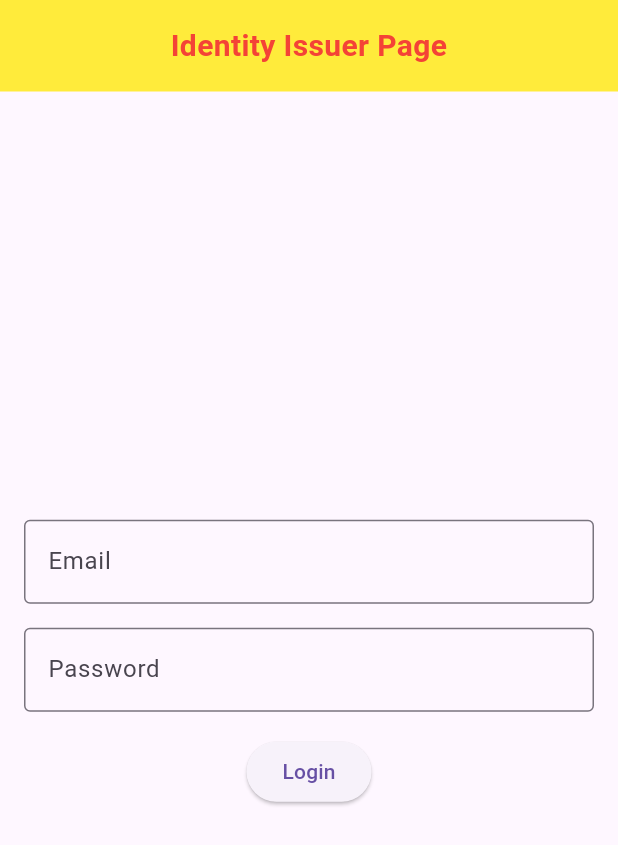
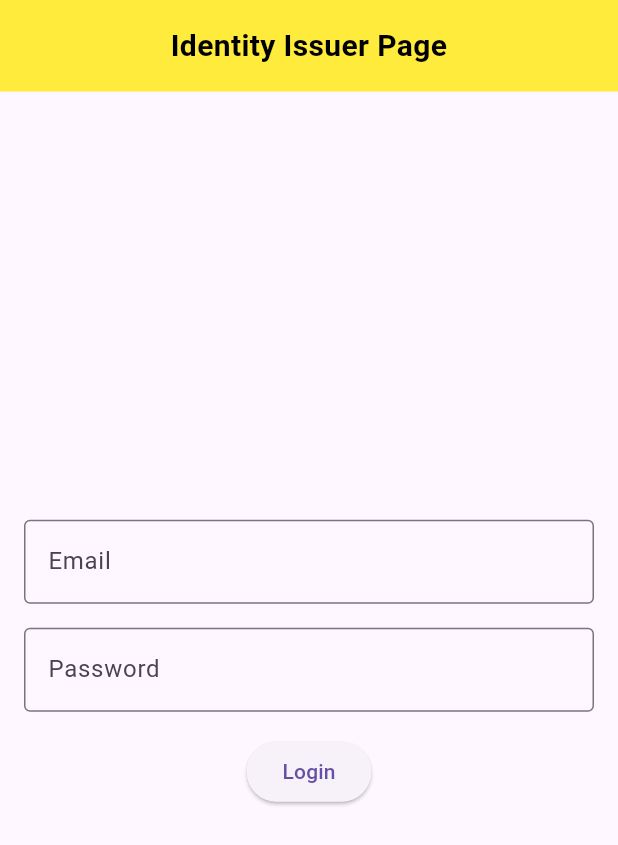
Before and after one commit to sfnx99/comp3900_project, a Flutter app: the screen it shows after launch, after a tap on "Login", after a tap on "Logout", on a phone screen of 412 x 824 dp. Shown: the top 845 px of the screen. Run offline on Flutter 3.47's test engine with Material 3 defaults, Android fonts, the phone set to English and light mode, and no system bars.

```diff
--- a/identity-issuer/identity_issuer_app/lib/main.dart
+++ b/identity-issuer/identity_issuer_app/lib/main.dart
@@ -1,10 +1,19 @@
 import 'package:flutter/material.dart';
 
 void main() {
-  runApp(const MaterialApp(
-    title: 'Navigation Basics',
-    home: LoginPage(),
-  ));
+  runApp(const MyApp());
+}
+
+class MyApp extends StatelessWidget {
+  const MyApp({super.key});
+
+  @override
+  Widget build(BuildContext context) {
+    return const MaterialApp(
+      title: 'Navigation Basics',
+      home: LoginPage(),
+    );
+  }
 }
 
 class Credential {
@@ -63,7 +72,8 @@ class LoginPage extends StatelessWidget {
                     onPressed: () {
                       Navigator.pushReplacement(
                         context,
-                        MaterialPageRoute(builder: (context) => const HomePage()),
+                        MaterialPageRoute(
+                            builder: (context) => const HomePage()),
                       );
                     },
                   ),
@@ -136,7 +146,9 @@ class _HomePageState extends State<HomePage> {
                     onPressed: () {
                       Navigator.push(
                         context,
-                        MaterialPageRoute(builder: (context) => const IssueCredentialsRoute()),
+                        MaterialPageRoute(
+                            builder: (context) =>
+                                const IssueCredentialsRoute()),
                       );
                     },
                     child: const Text('Issue Credentials'),
@@ -156,7 +168,8 @@ class MainScaffold extends StatefulWidget {
   final Widget body;
   final int selectedIndex;
 
-  const MainScaffold({required this.body, required this.selectedIndex, super.key});
+  const MainScaffold(
+      {required this.body, required this.selectedIndex, super.key});
 
   @override
   _MainScaffoldState createState() => _MainScaffoldState();
@@ -174,19 +187,23 @@ class _MainScaffoldState extends State<MainScaffold> {
       case 1:
         Navigator.pushReplacement(
           context,
-          MaterialPageRoute(builder: (context) => AddCredentialRoute(onAddCredential: (credential) {})),
+          MaterialPageRoute(
+              builder: (context) =>
+                  AddCredentialRoute(onAddCredential: (credential) {})),
         );
         break;
       case 2:
         Navigator.pushReplacement(
           context,
-          MaterialPageRoute(builder: (context) => ViewCredentialsRoute(credentials: [])),
+          MaterialPageRoute(
+              builder: (context) => ViewCredentialsRoute(credentials: [])),
         );
         break;
       case 3:
         Navigator.pushReplacement(
           context,
-          MaterialPageRoute(builder: (context) => const IssueCredentialsRoute()),
+          MaterialPageRoute(
+              builder: (context) => const IssueCredentialsRoute()),
         );
         break;
     }
@@ -397,7 +414,8 @@ class IssueCredentialsRoute extends StatelessWidget {
                     Navigator.push(
                       context,
                       MaterialPageRoute(
-                        builder: (context) => CredentialDetailRoute(credential: credential),
+                        builder: (context) =>
+                            CredentialDetailRoute(credential: credential),
                       ),
                     );
                   },
@@ -497,7 +515,7 @@ class BannerWidget extends StatelessWidget {
           const Text(
             'University Student Credentials',
             style: TextStyle(
-              color: Colors.red,
+              color: Colors.black,
               fontSize: 20,
               fontWeight: FontWeight.bold,
             ),
@@ -518,7 +536,6 @@ class BannerWidget extends StatelessWidget {
   }
 }
 
-
 class LoginBannerWidget extends StatelessWidget {
   const LoginBannerWidget({super.key});
 
@@ -531,7 +548,7 @@ class LoginBannerWidget extends StatelessWidget {
       child: const Text(
         'Identity Issuer Page',
         style: TextStyle(
-          color: Colors.red,
+          color: Colors.black,
           fontSize: 20,
           fontWeight: FontWeight.bold,
         ),
```
Also changed, not shown: 6 other files.
